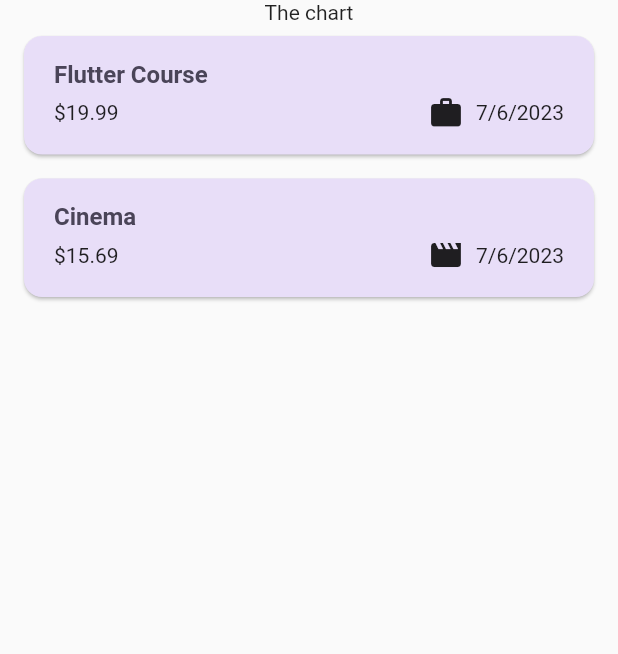
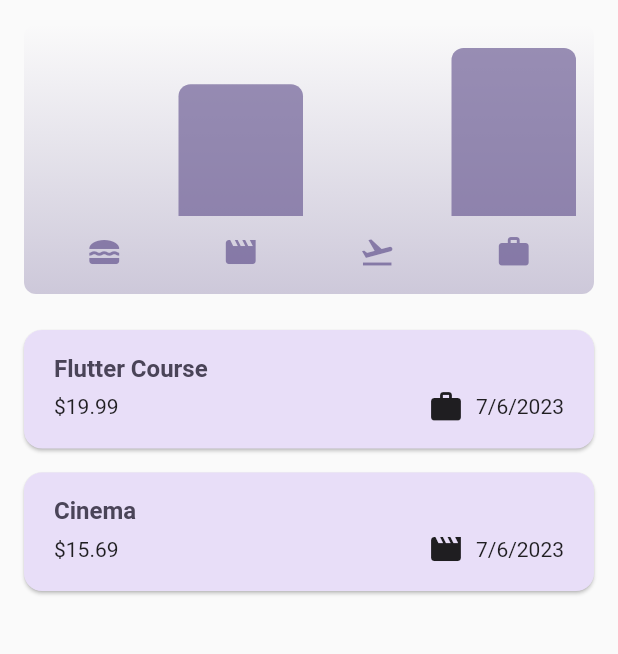
Before and after one commit to mostafaadawy/expense_tracker, a Flutter app: the screen it shows after launch, on a phone screen of 412 x 824 dp, the part 84-738 px from its top. Run offline on Flutter 3.47's test engine with Material 2 defaults, Android fonts, the phone set to English and light mode, and no system bars.

Commit message:
adding chart widget

```diff
--- a/lib/models/expense.dart
+++ b/lib/models/expense.dart
@@ -33,3 +33,28 @@ class Expense {
     return formatter.format(date);
   }
 }
+
+class ExpenseBucket {
+  const ExpenseBucket({
+    required this.category,
+    required this.expenses,
+  });
+
+  ExpenseBucket.forCategory(List<Expense> allExpenses, this.category)
+      : expenses = allExpenses
+            .where((expense) => expense.category == category)
+            .toList();
+
+  final Category category;
+  final List<Expense> expenses;
+
+  double get totalExpenses {
+    double sum = 0;
+
+    for (final expense in expenses) {
+      sum += expense.amount; // sum = sum + expense.amount
+    }
+
+    return sum;
+  }
+}
--- /dev/null
+++ b/lib/widgets/chart/chart.dart
@@ -0,0 +1,95 @@
+import 'package:flutter/material.dart';
+
+import 'package:expense_tracker/widgets/chart/chart_bar.dart';
+import 'package:expense_tracker/models/expense.dart';
+
+class Chart extends StatelessWidget {
+  const Chart({super.key, required this.expenses});
+
+  final List<Expense> expenses;
+
+  List<ExpenseBucket> get buckets {
+    return [
+      ExpenseBucket.forCategory(expenses, Category.food),
+      ExpenseBucket.forCategory(expenses, Category.leisure),
+      ExpenseBucket.forCategory(expenses, Category.travel),
+      ExpenseBucket.forCategory(expenses, Category.work),
+    ];
+  }
+
+  double get maxTotalExpense {
+    double maxTotalExpense = 0;
+
+    for (final bucket in buckets) {
+      if (bucket.totalExpenses > maxTotalExpense) {
+        maxTotalExpense = bucket.totalExpenses;
+      }
+    }
+
+    return maxTotalExpense;
+  }
+
+  @override
+  Widget build(BuildContext context) {
+    final isDarkMode =
+        MediaQuery.of(context).platformBrightness == Brightness.dark;
+    return Container(
+      margin: const EdgeInsets.all(16),
+      padding: const EdgeInsets.symmetric(
+        vertical: 16,
+        horizontal: 8,
+      ),
+      width: double.infinity,
+      height: 180,
+      decoration: BoxDecoration(
+        borderRadius: BorderRadius.circular(8),
+        gradient: LinearGradient(
+          colors: [
+            Theme.of(context).colorScheme.primary.withOpacity(0.3),
+            Theme.of(context).colorScheme.primary.withOpacity(0.0)
+          ],
+          begin: Alignment.bottomCenter,
+          end: Alignment.topCenter,
+        ),
+      ),
+      child: Column(
+        children: [
+          Expanded(
+            child: Row(
+              crossAxisAlignment: CrossAxisAlignment.end,
+              children: [
+                for (final bucket in buckets) // alternative to map()
+                  ChartBar(
+                    fill: bucket.totalExpenses == 0
+                        ? 0
+                        : bucket.totalExpenses / maxTotalExpense,
+                  )
+              ],
+            ),
+          ),
+          const SizedBox(height: 12),
+          Row(
+            children: buckets // for ... in
+                .map(
+                  (bucket) => Expanded(
+                    child: Padding(
+                      padding: const EdgeInsets.symmetric(horizontal: 4),
+                      child: Icon(
+                        categoryIcons[bucket.category],
+                        color: isDarkMode
+                            ? Theme.of(context).colorScheme.secondary
+                            : Theme.of(context)
+                                .colorScheme
+                                .primary
+                                .withOpacity(0.7),
+                      ),
+                    ),
+                  ),
+                )
+                .toList(),
+          )
+        ],
+      ),
+    );
+  }
+}
--- /dev/null
+++ b/lib/widgets/chart/chart_bar.dart
@@ -0,0 +1,34 @@
+import 'package:flutter/material.dart';
+
+class ChartBar extends StatelessWidget {
+  const ChartBar({
+    super.key,
+    required this.fill,
+  });
+
+  final double fill;
+
+  @override
+  Widget build(BuildContext context) {
+    final isDarkMode =
+        MediaQuery.of(context).platformBrightness == Brightness.dark;
+    return Expanded(
+      child: Padding(
+        padding: const EdgeInsets.symmetric(horizontal: 4),
+        child: FractionallySizedBox(
+          heightFactor: fill, // 0 <> 1
+          child: DecoratedBox(
+            decoration: BoxDecoration(
+              shape: BoxShape.rectangle,
+              borderRadius:
+                  const BorderRadius.vertical(top: Radius.circular(8)),
+              color: isDarkMode
+                  ? Theme.of(context).colorScheme.secondary
+                  : Theme.of(context).colorScheme.primary.withOpacity(0.65),
+            ),
+          ),
+        ),
+      ),
+    );
+  }
+}
--- a/lib/widgets/expenses.dart
+++ b/lib/widgets/expenses.dart
@@ -1,8 +1,9 @@
-import 'package:expense_tracker/widgets/new_expense.dart';
 import 'package:flutter/material.dart';
 
+import 'package:expense_tracker/widgets/new_expense.dart';
 import 'package:expense_tracker/widgets/expenses_list/expenses_list.dart';
 import 'package:expense_tracker/models/expense.dart';
+import 'package:expense_tracker/widgets/chart/chart.dart';
 
 class Expenses extends StatefulWidget {
   const Expenses({super.key});
@@ -90,7 +91,7 @@ class _ExpensesState extends State<Expenses> {
       ),
       body: Column(
         children: [
-          const Text('The chart'),
+          Chart(expenses: _registeredExpenses),
           Expanded(
             child: mainContent,
           ),
```
